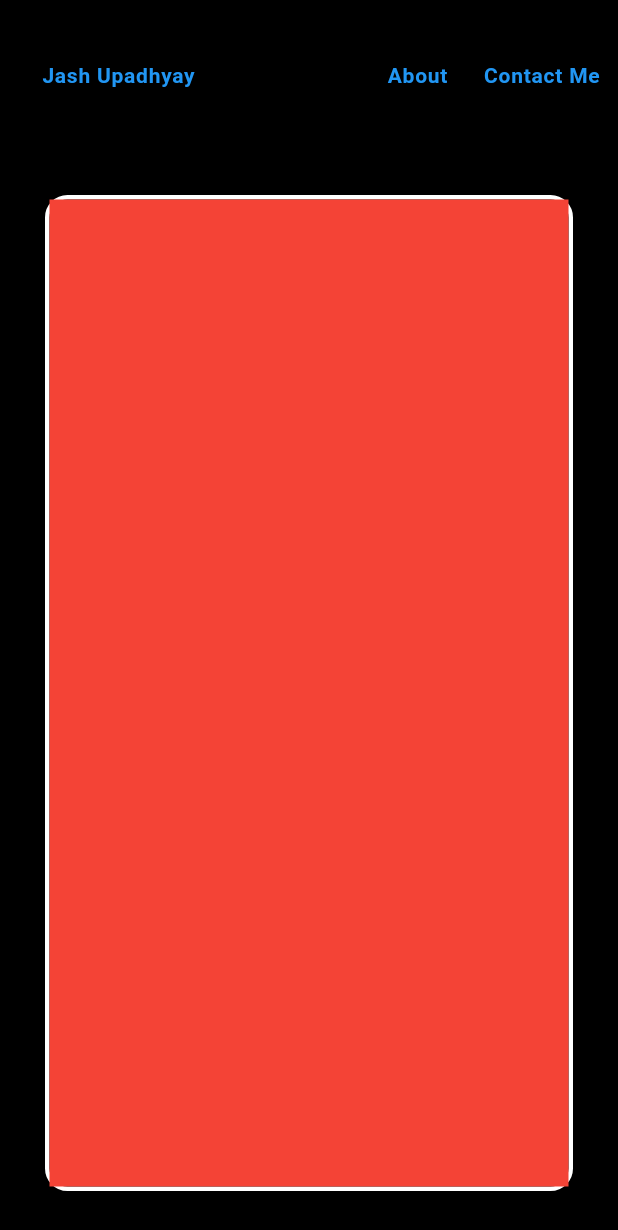
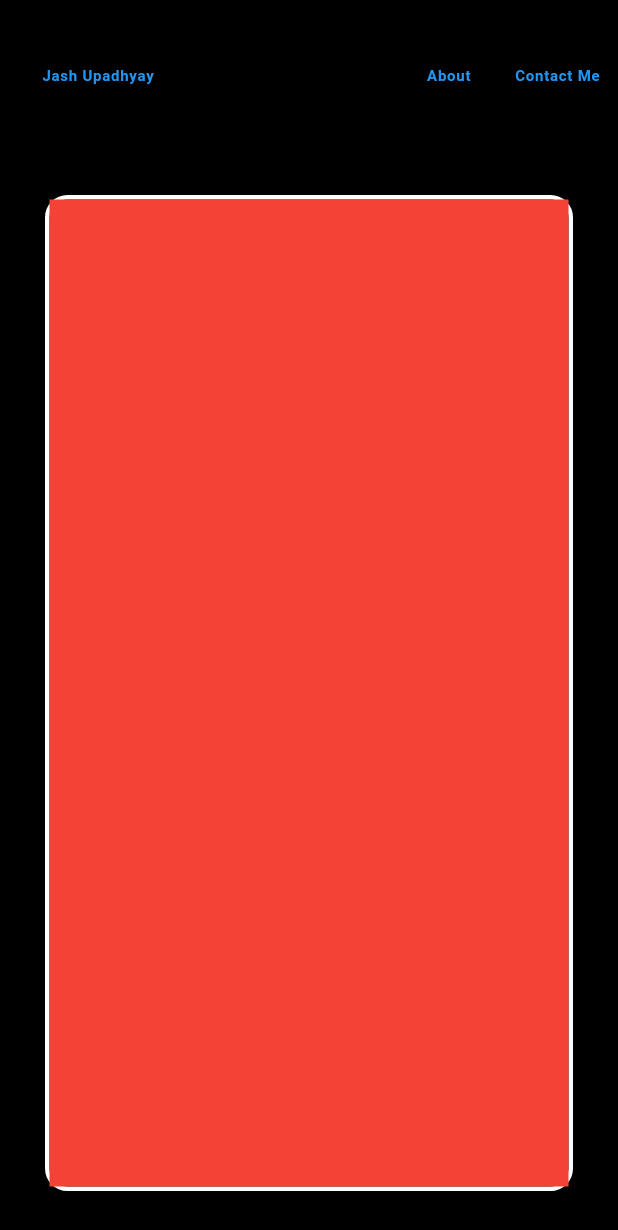
Before and after one commit to bitsbuild/flutter-resume, a Flutter app: the screen it shows after launch, on a phone screen of 412 x 824 dp. Shown: the top 1230 px of the screen. Run offline on Flutter 3.47's test engine with Material 3 defaults, Android fonts, the phone set to English and light mode, and no system bars; our stand-ins replace google_fonts.

Commit message:
Added Gloabal Text Size Variable For AppBar Next Step Is To Make It Responsive

```diff
--- a/resume/lib/main.dart
+++ b/resume/lib/main.dart
@@ -37,6 +37,7 @@
 
   @override
   Widget build(BuildContext context) {
+    late double appBarTextSize = 10;
     return Scaffold(
       appBar: AppBar(
         toolbarHeight: 100,
@@ -55,6 +56,7 @@
                   color: Colors.blue,
                   fontWeight: FontWeight.bold,
                   letterSpacing: .5,
+                  fontSize: appBarTextSize,
                 ),
               ),
             ),
@@ -72,6 +74,7 @@
                   color: Colors.blue,
                   fontWeight: FontWeight.bold,
                   letterSpacing: .5,
+                  fontSize: appBarTextSize,
                 ),
               ),
             ),
@@ -90,6 +93,7 @@
                 color: Colors.blue,
                 fontWeight: FontWeight.bold,
                 letterSpacing: .5,
+                fontSize: appBarTextSize,
               ),
             ),
           ),
```
